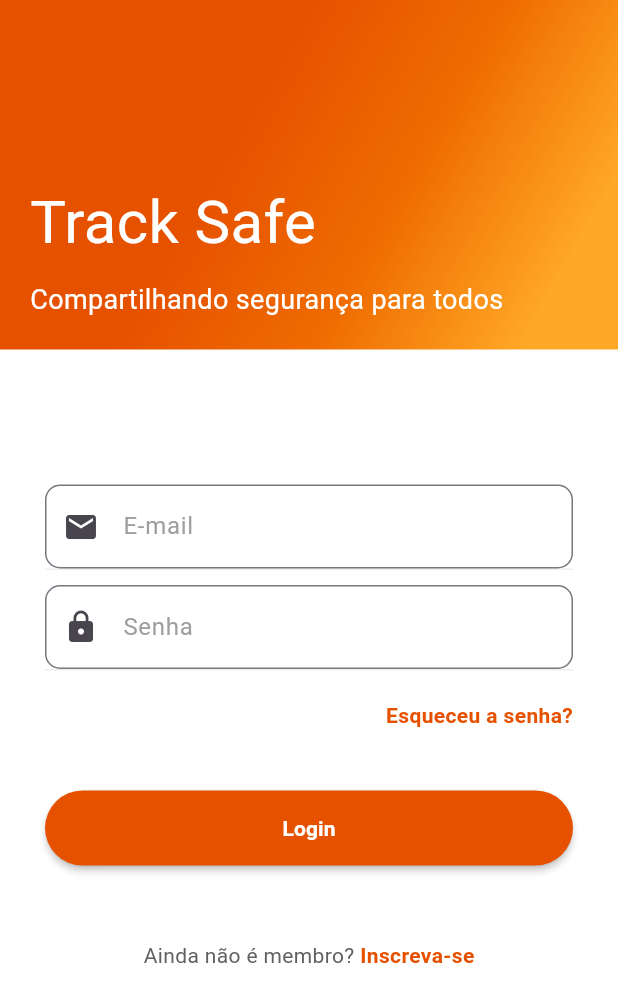
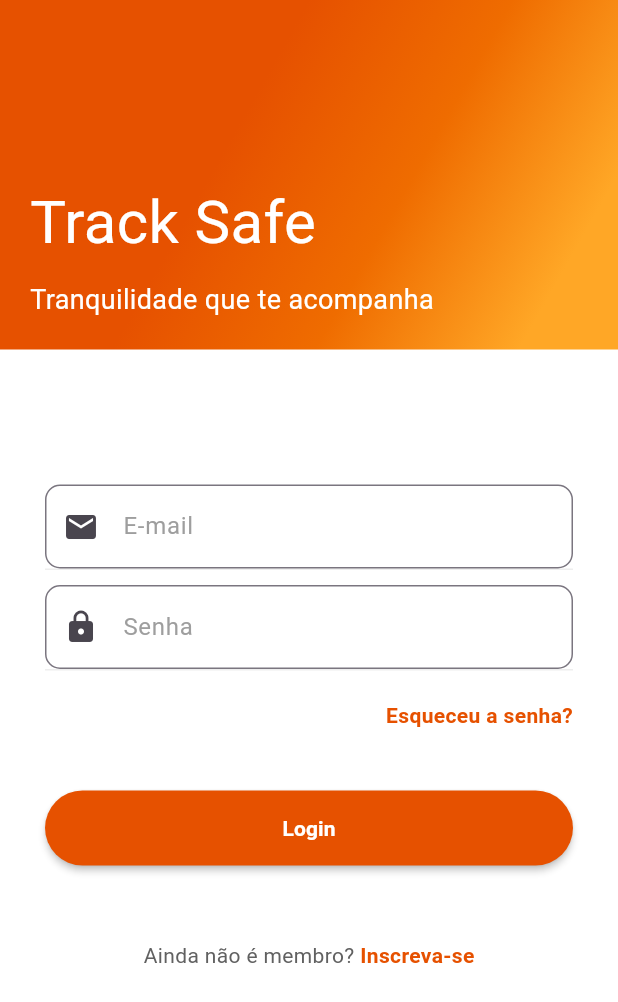
Before and after one commit to JotaDouglas/track_tcc, a Flutter app: the screen it shows after launch, on a phone screen of 412 x 824 dp. Shown: the top 1002 px of the screen. Run offline on Flutter 3.47's test engine with Material 3 defaults, Android fonts, the phone set to English and light mode, and no system bars; our stand-ins replace animate_do, firebase_auth, firebase_core, mobx, shared_preferences; accounts and stored records are empty; generated files the repository leaves out were written again.

Commit message:
feat: correções de sintaxe

```diff
--- a/track_tcc_app/lib/model/login.model.dart
+++ b/track_tcc_app/lib/model/login.model.dart
@@ -1,4 +1,3 @@
-import 'dart:convert';
 
 class Login {
   String? id;
--- a/track_tcc_app/lib/view/login/login.view.dart
+++ b/track_tcc_app/lib/view/login/login.view.dart
@@ -64,7 +64,7 @@ class _LoginViewState extends State<LoginView> {
                         FadeInUp(
                           duration: const Duration(milliseconds: 1300),
                           child: const Text(
-                            "Compartilhando segurança para todos",
+                            "Tranquilidade que te acompanha",
                             style: TextStyle(color: Colors.white, fontSize: 18),
                           ),
                         ),
```
